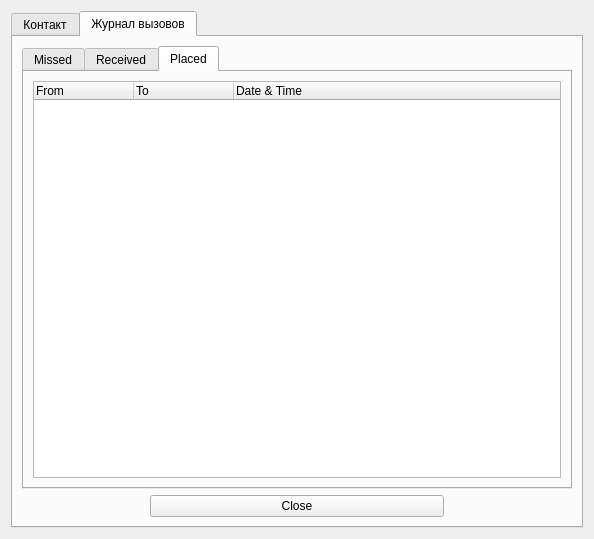
Old version of the form AddContactDialog.ui in the repository okostynchuk/Outcall.
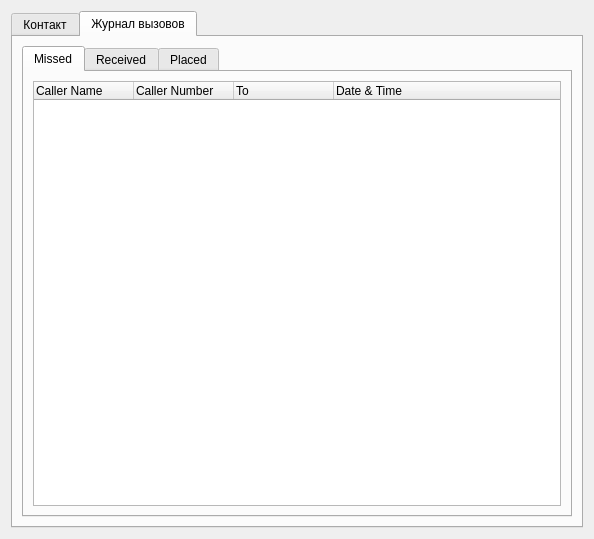
New version of the form. The open tabs and pages were chosen to show the change.

Commit message: fixed windows passes/ close buttons deleted

What changed in the file:
```diff
--- a/AddContactDialog.ui
+++ b/AddContactDialog.ui
@@ -285,7 +285,7 @@
            <property name="currentIndex">
             <number>0</number>
            </property>
-           <widget class="QWidget" name="tab_3">
+           <widget class="QWidget" name="tab_7">
             <attribute name="title">
              <string>Missed</string>
             </attribute>
@@ -365,7 +365,7 @@
              </item>
             </layout>
            </widget>
-           <widget class="QWidget" name="tab_7">
+           <widget class="QWidget" name="tab_9">
             <attribute name="title">
              <string>Placed</string>
             </attribute>
@@ -402,49 +402,6 @@
            </widget>
           </widget>
          </item>
-         <item row="1" column="0">
-          <layout class="QHBoxLayout" name="horizontalLayout_3">
-           <item>
-            <spacer name="horizontalSpacer_3">
-             <property name="orientation">
-              <enum>Qt::Horizontal</enum>
-             </property>
-             <property name="sizeType">
-              <enum>QSizePolicy::Fixed</enum>
-             </property>
-             <property name="sizeHint" stdset="0">
-              <size>
-               <width>128</width>
-               <height>20</height>
-              </size>
-             </property>
-            </spacer>
-           </item>
-           <item>
-            <widget class="QPushButton" name="closeButton">
-             <property name="text">
-              <string>Close</string>
-             </property>
-            </widget>
-           </item>
-           <item>
-            <spacer name="horizontalSpacer_2">
-             <property name="orientation">
-              <enum>Qt::Horizontal</enum>
-             </property>
-             <property name="sizeType">
-              <enum>QSizePolicy::Fixed</enum>
-             </property>
-             <property name="sizeHint" stdset="0">
-              <size>
-               <width>128</width>
-               <height>20</height>
-              </size>
-             </property>
-            </spacer>
-           </item>
-          </layout>
-         </item>
         </layout>
        </item>
       </layout>
```
Left out of the diff: 25 changed lines with no effect on the pictures. The commit also changes 3 other files.
